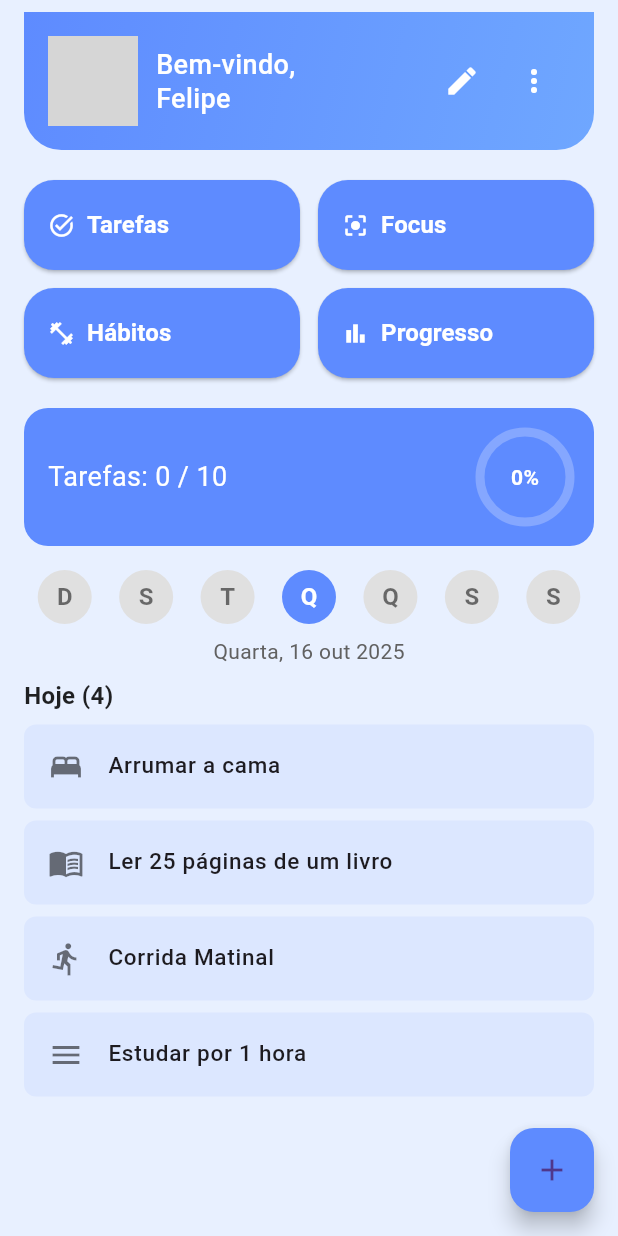
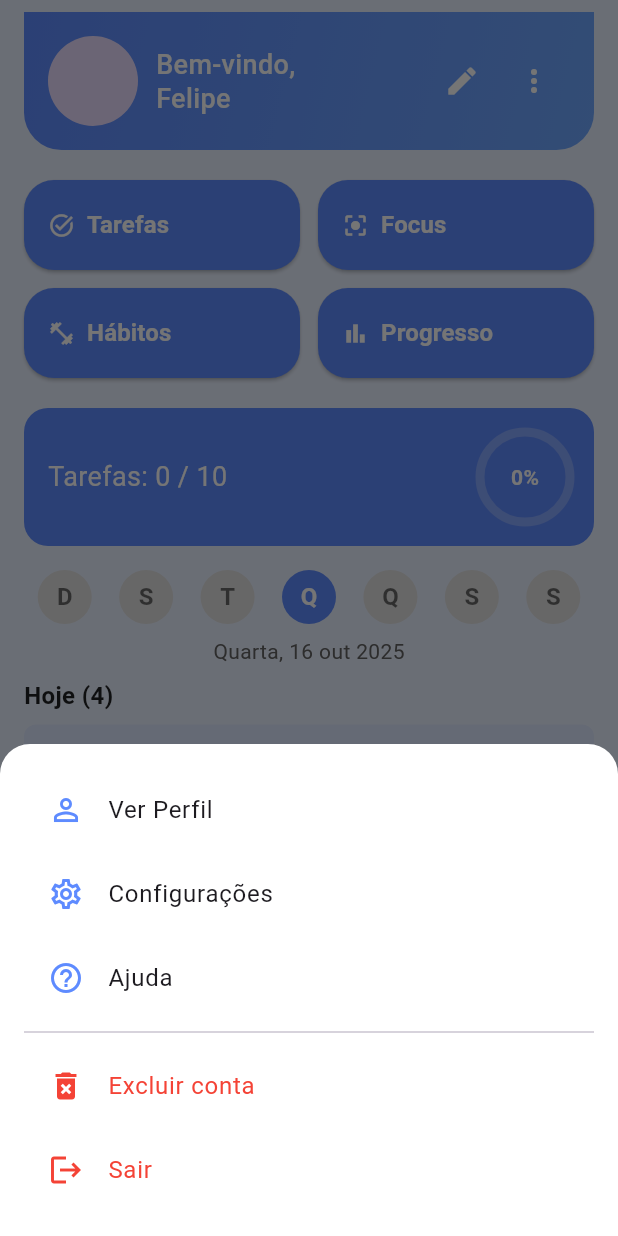
Before and after one commit to Felipinho1806/Trabalho-Mobile, a Flutter app: the HomePage screen opened directly, after a tap on the "more vert" icon, on a phone screen of 412 x 824 dp. Run offline on Flutter 3.47's test engine with Material 3 defaults, Android fonts, the phone set to English and light mode, and no system bars; our stand-ins replace animate_do, google_fonts, percent_indicator, smooth_page_indicator; grey boxes are pictures that could not be loaded.

Commit message:
Atualização do header para aceitar tela de visualização e edição de perfil

```diff
--- a/lib/modules/onboarding/view/home/widgets/header.dart
+++ b/lib/modules/onboarding/view/home/widgets/header.dart
@@ -1,4 +1,7 @@
 import 'package:flutter/material.dart';
+import 'package:teste1/modules/onboarding/view/login.dart';
+import 'package:teste1/modules/telas%20perfil/editar_perfil.dart';
+import 'package:teste1/modules/telas%20perfil/tela_perfil.dart';
 
 class HeaderSection extends StatelessWidget {
   const HeaderSection({super.key});
@@ -17,13 +20,21 @@ class HeaderSection extends StatelessWidget {
       ),
       child: Row(
         children: [
+          GestureDetector(
+            onTap: () {
+              Navigator.push(
+                context,
+                MaterialPageRoute(builder: (context) => const TelaPerfil()),
+              );
+            },
+            child: Row(
+              children: [
                 const CircleAvatar(
                   radius: 30,
                   backgroundImage: AssetImage('assets/profile.jpg'),
                 ),
                 const SizedBox(width: 12),
-          const Expanded(
-            child: Text(
+                const Text(
                   "Bem-vindo,\nFelipe",
                   style: TextStyle(
                     color: Colors.white,
@@ -32,17 +43,165 @@ class HeaderSection extends StatelessWidget {
                     fontWeight: FontWeight.w500,
                   ),
                 ),
+              ],
             ),
+          ),
+
+          const Spacer(),
+
           IconButton(
             icon: const Icon(Icons.edit, color: Colors.white),
-            onPressed: () {},
+            onPressed: () {
+              Navigator.push(
+                context,
+                MaterialPageRoute(builder: (context) => const EditarPerfil()),
+              );
+            },
           ),
+
           IconButton(
             icon: const Icon(Icons.more_vert, color: Colors.white),
-            onPressed: () {},
+            onPressed: () => _showOptionsMenu(context),
           ),
         ],
       ),
     );
   }
+
+  void _showOptionsMenu(BuildContext context) {
+    showModalBottomSheet(
+      context: context,
+      backgroundColor: Colors.white,
+      shape: const RoundedRectangleBorder(
+        borderRadius: BorderRadius.vertical(top: Radius.circular(20)),
+      ),
+      builder: (context) {
+        return SafeArea(
+          child: Padding(
+            padding: const EdgeInsets.all(16),
+            child: Wrap(
+              children: [
+                ListTile(
+                  leading: const Icon(Icons.person_outline, color: Color(0xFF5E8BFF)),
+                  title: const Text("Ver Perfil"),
+                  onTap: () {
+                    Navigator.pop(context);
+                    Navigator.push(
+                      context,
+                      MaterialPageRoute(builder: (context) => const TelaPerfil()),
+                    );
+                  },
+                ),
+                ListTile(
+                  leading: const Icon(Icons.settings_outlined, color: Color(0xFF5E8BFF)),
+                  title: const Text("Configurações"),
+                  onTap: () {
+                    Navigator.pop(context);
+                    ScaffoldMessenger.of(context).showSnackBar(
+                      const SnackBar(content: Text("Tela de configurações em desenvolvimento")),
+                    );
+                  },
+                ),
+                ListTile(
+                  leading: const Icon(Icons.help_outline, color: Color(0xFF5E8BFF)),
+                  title: const Text("Ajuda"),
+                  onTap: () {
+                    Navigator.pop(context);
+                    ScaffoldMessenger.of(context).showSnackBar(
+                      const SnackBar(content: Text("Abrindo seção de ajuda...")),
+                    );
+                  },
+                ),
+                const Divider(),
+
+                ListTile(
+                  leading: const Icon(Icons.delete_forever, color: Colors.red),
+                  title: const Text(
+                    "Excluir conta",
+                    style: TextStyle(color: Colors.red),
+                  ),
+                  onTap: () {
+                    Navigator.pop(context);
+                    _showDeleteConfirmation(context);
+                  },
+                ),
+
+                ListTile(
+                  leading: const Icon(Icons.logout, color: Colors.red),
+                  title: const Text("Sair", style: TextStyle(color: Colors.red)),
+                  onTap: () {
+                    Navigator.pop(context);
+
+                    Navigator.pushAndRemoveUntil(
+                      context,
+                      MaterialPageRoute(builder: (context) => const LoginScreen()),
+                      (route) => false,
+                    );
+
+                    ScaffoldMessenger.of(context).showSnackBar(
+                      const SnackBar(content: Text("Você saiu da sua conta.")),
+                    );
+                  },
+                ),
+              ],
+            ),
+          ),
+        );
+      },
+    );
   }
+
+  void _showDeleteConfirmation(BuildContext context) {
+    showDialog(
+      context: context,
+      barrierDismissible: false,
+      builder: (context) {
+        return AlertDialog(
+          shape: RoundedRectangleBorder(borderRadius: BorderRadius.circular(16)),
+          title: const Text(
+            "Excluir conta?",
+            style: TextStyle(fontWeight: FontWeight.bold),
+          ),
+          content: const Text(
+            "Tem certeza de que deseja excluir sua conta? "
+            "Essa ação é permanente e todos os dados serão perdidos.",
+          ),
+          actions: [
+            TextButton(
+              onPressed: () {
+                Navigator.pop(context);
+              },
+              child: const Text("Cancelar"),
+            ),
+            ElevatedButton(
+              style: ElevatedButton.styleFrom(
+                backgroundColor: Colors.red,
+                shape: RoundedRectangleBorder(
+                  borderRadius: BorderRadius.circular(8),
+                ),
+              ),
+              onPressed: () {
+                Navigator.pop(context);
+                _deleteAccount(context);
+              },
+              child: const Text("Excluir"),
+            ),
+          ],
+        );
+      },
+    );
+  }
+
+  void _deleteAccount(BuildContext context) {
+
+    ScaffoldMessenger.of(context).showSnackBar(
+      const SnackBar(content: Text("Conta excluída com sucesso.")),
+    );
+
+    Navigator.pushAndRemoveUntil(
+      context,
+      MaterialPageRoute(builder: (context) => const LoginScreen()),
+      (route) => false,
+    );
+  }
+}
```
Lines whose indentation alone changed are shown as unchanged.
